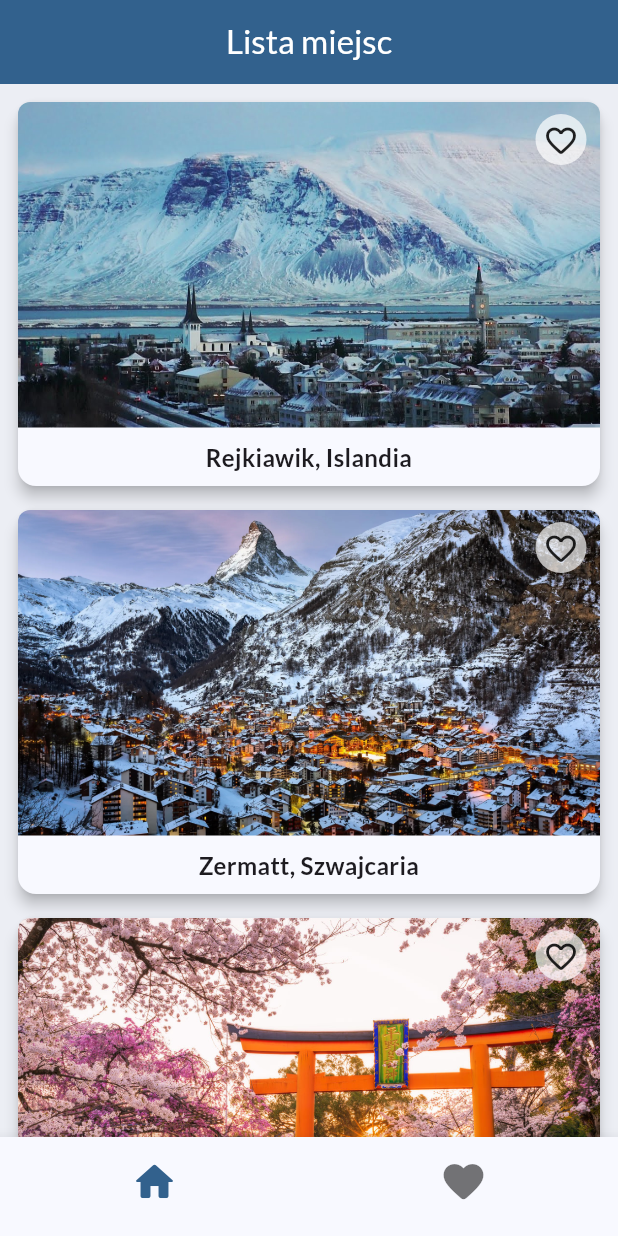
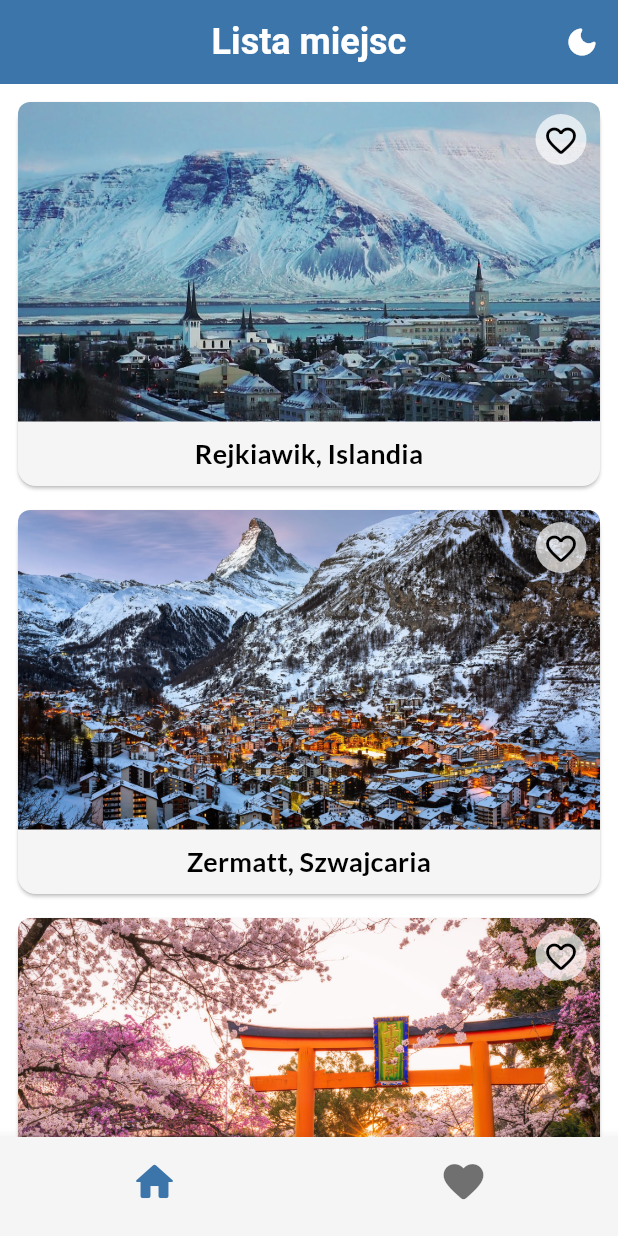
Before and after one commit to feen1e/wakacyjne-wyzwanie-solvro-mobile, a Flutter app: the screen it shows after launch, on a phone screen of 412 x 824 dp. Run offline on Flutter 3.47's test engine with Material 3 defaults, Android fonts, the phone set to English and light mode, and no system bars; our stand-ins replace flutter_hooks, flutter_riverpod, go_router, google_fonts and 2 more; generated files the repository leaves out were written again.

Commit message:
feat: added light/dark mode and shared_preferences

```diff
--- a/where_to_go/lib/app_router.dart
+++ b/where_to_go/lib/app_router.dart
@@ -1,15 +1,15 @@
 import "package:go_router/go_router.dart";
 
-import "details_screen.dart";
-import "favorites_screen.dart";
-import "places_list.dart";
+import "screens/details_screen.dart";
+import "screens/favorites_screen.dart";
+import "screens/home_screen.dart";
 
 final goRouter = GoRouter(
   initialLocation: "/",
   routes: [
     GoRoute(
       path: "/",
-      builder: (context, state) => const PlacesList(),
+      builder: (context, state) => const HomeScreen(),
     ),
     GoRoute(
       path: "${DetailsScreen.route}/:id", // dynamiczny parametr
--- a/where_to_go/lib/features/favorite/favorite_places_provider.dart
+++ b/where_to_go/lib/features/favorite/favorite_places_provider.dart
@@ -1,7 +1,7 @@
 import "package:flutter_riverpod/flutter_riverpod.dart";
 import "package:riverpod_annotation/riverpod_annotation.dart";
 
-import "../../place.dart";
+import "../../models/place.dart";
 import "../places/places_provider.dart";
 
 part "favorite_places_provider.g.dart";
--- a/where_to_go/lib/features/places/place_details_provider.dart
+++ b/where_to_go/lib/features/places/place_details_provider.dart
@@ -1,7 +1,7 @@
 import "package:flutter_riverpod/flutter_riverpod.dart";
 import "package:riverpod_annotation/riverpod_annotation.dart";
 
-import "../../place.dart";
+import "../../models/place.dart";
 import "places_provider.dart";
 
 part "place_details_provider.g.dart";
--- a/where_to_go/lib/features/places/places_provider.dart
+++ b/where_to_go/lib/features/places/places_provider.dart
@@ -2,7 +2,7 @@ import "package:flutter/material.dart";
 import "package:riverpod_annotation/riverpod_annotation.dart";
 
 import "../../gen/assets.gen.dart";
-import "../../place.dart";
+import "../../models/place.dart";
 
 part "places_provider.g.dart";
 
--- a/where_to_go/lib/main.dart
+++ b/where_to_go/lib/main.dart
@@ -1,8 +1,10 @@
 import "package:flutter/material.dart";
 import "package:flutter_riverpod/flutter_riverpod.dart";
-import "package:google_fonts/google_fonts.dart";
 
 import "app_router.dart";
+import "theme/app_theme.dart";
+import "theme/local_theme_repository.dart";
+import "theme/theme_notifier.dart";
 
 void main() {
   runApp(
@@ -12,32 +14,24 @@ void main() {
   );
 }
 
-class MyApp extends StatelessWidget {
+class MyApp extends ConsumerWidget {
   const MyApp({super.key});
 
   @override
-  Widget build(BuildContext context) {
-    final appColorScheme = ColorScheme.fromSeed(
-      seedColor: const Color.fromARGB(255, 100, 180, 255),
-    );
+  Widget build(BuildContext context, WidgetRef ref) {
+    final themeAsync = ref.watch(themeNotifierProvider);
+    final appThemeEnum = themeAsync.valueOrNull ?? AppThemeMode.system;
+    final phoneBrightness = MediaQuery.of(context).platformBrightness;
+
+    final appTheme = switch (appThemeEnum) {
+      AppThemeMode.light => AppTheme().light,
+      AppThemeMode.dark => AppTheme().dark,
+      AppThemeMode.system => phoneBrightness == Brightness.dark ? AppTheme().dark : AppTheme().light,
+    };
 
     return MaterialApp.router(
       title: "Dream Place App",
-      theme: ThemeData(
-        useMaterial3: true,
-        textTheme: GoogleFonts.latoTextTheme(),
-        colorScheme: appColorScheme,
-        scaffoldBackgroundColor: appColorScheme.surfaceContainer,
-        cardTheme: CardThemeData(
-          color: appColorScheme.surfaceBright,
-          elevation: 4,
-        ),
-        appBarTheme: AppBarTheme(
-          backgroundColor: appColorScheme.primary,
-          foregroundColor: appColorScheme.onPrimary,
-          centerTitle: true,
-        ),
-      ),
+      theme: appTheme,
       routerConfig: goRouter,
     );
   }
--- a/where_to_go/lib/place.dart
+++ b/where_to_go/lib/models/place.dart
@@ -1,6 +1,6 @@
 import "package:flutter/material.dart";
 
-import "gen/assets.gen.dart";
+import "../gen/assets.gen.dart";
 
 class Place {
   final String id;
--- a/where_to_go/lib/dream_place_screen.dart
+++ b/where_to_go/lib/screens/dream_place_screen.dart
@@ -1,9 +1,9 @@
 import "package:flutter/material.dart";
 import "package:flutter_hooks/flutter_hooks.dart";
 import "package:flutter_riverpod/flutter_riverpod.dart";
-import "features/favorite/favorite_provider.dart";
+import "../features/favorite/favorite_provider.dart";
 
-import "gen/assets.gen.dart";
+import "../gen/assets.gen.dart";
 
 class DreamPlaceScreenConsumerWidget extends ConsumerWidget {
   const DreamPlaceScreenConsumerWidget({
--- a/where_to_go/lib/places_list.dart
+++ b/where_to_go/lib/screens/home_screen.dart
@@ -2,19 +2,32 @@ import "package:flutter/material.dart";
 import "package:flutter_riverpod/flutter_riverpod.dart";
 import "package:go_router/go_router.dart";
 
+import "../features/places/places_provider.dart";
+import "../theme/local_theme_repository.dart";
+import "../theme/theme_notifier.dart";
 import "details_screen.dart";
-import "features/places/places_provider.dart";
 
-class PlacesList extends ConsumerWidget {
-  const PlacesList({super.key});
+class HomeScreen extends ConsumerWidget {
+  const HomeScreen({super.key});
 
   @override
   Widget build(BuildContext context, WidgetRef ref) {
     final places = ref.watch(placesProvider);
+    final themeNotifier = ref.watch(themeNotifierProvider.notifier);
 
     return Scaffold(
       appBar: AppBar(
         title: const Text("Lista miejsc"),
+        actions: [
+          IconButton(
+            icon: Icon(
+              ref.watch(themeNotifierProvider).value == AppThemeMode.light
+                  ? Icons.dark_mode_rounded
+                  : Icons.light_mode_rounded,
+            ),
+            onPressed: themeNotifier.toggleTheme,
+          ),
+        ],
       ),
       body: GridView.builder(
         padding: const EdgeInsets.all(8),
@@ -53,7 +66,7 @@ class PlacesList extends ConsumerWidget {
                         padding: const EdgeInsets.all(8),
                         child: Text(
                           place.title,
-                          style: const TextStyle(fontSize: 16, fontWeight: FontWeight.bold),
+                            style: Theme.of(context).textTheme.titleMedium,
                           textAlign: TextAlign.center,
                           maxLines: 1,
                           overflow: TextOverflow.ellipsis,
@@ -80,7 +93,7 @@ class PlacesList extends ConsumerWidget {
                           child: Icon(
                             place.isFavorite ? Icons.favorite_rounded : Icons.favorite_border_rounded,
                             key: ValueKey<bool>(place.isFavorite),
-                            color: place.isFavorite ? Colors.redAccent.shade400 : null,
+                            color: place.isFavorite ? Colors.redAccent.shade400 : Colors.black,
                           ),
                         ),
                       ),
--- /dev/null
+++ b/where_to_go/lib/theme/app_theme.dart
@@ -0,0 +1,84 @@
+import "package:flutter/material.dart";
+import "package:google_fonts/google_fonts.dart";
+
+abstract interface class AppThemeData {
+  ThemeData get light => ThemeData.light();
+
+  ThemeData get dark => ThemeData.dark();
+}
+
+class AppTheme implements AppThemeData {
+  @override
+  ThemeData get light => ThemeData(
+        colorScheme: const ColorScheme.light(
+          primary: ColorConsts.primary,
+          surface: ColorConsts.surface,
+        ),
+        scaffoldBackgroundColor: ColorConsts.background,
+        textTheme: GoogleFonts.latoTextTheme(_textTheme),
+        appBarTheme: _appBarTheme,
+        cardTheme: _cardTheme.data,
+        useMaterial3: true,
+      );
+
+  @override
+  ThemeData get dark => ThemeData(
+        colorScheme: ColorScheme.dark(
+          primary: ColorConsts.primary,
+          surface: Colors.grey[850]!,
+          onPrimary: ColorConsts.onPrimary,
+        ),
+        scaffoldBackgroundColor: Colors.grey[900],
+        textTheme: GoogleFonts.latoTextTheme(_textTheme.apply(bodyColor: Colors.white)),
+        appBarTheme: _appBarTheme.copyWith(
+          backgroundColor: Colors.grey[850],
+        ),
+        cardTheme: _cardTheme
+            .copyWith(
+              color: Colors.grey[800],
+            )
+            .data,
+        useMaterial3: true,
+      );
+}
+
+const TextTheme _textTheme = TextTheme(
+  headlineLarge: TextStyle(fontSize: 32, fontWeight: FontWeight.bold),
+  headlineMedium: TextStyle(fontSize: 28, fontWeight: FontWeight.bold),
+  headlineSmall: TextStyle(fontSize: 24, fontWeight: FontWeight.bold),
+  bodyLarge: TextStyle(fontSize: 16),
+  bodyMedium: TextStyle(fontSize: 14),
+  titleLarge: TextStyle(fontSize: 22, fontWeight: FontWeight.bold),
+  titleMedium: TextStyle(fontSize: 18, fontWeight: FontWeight.bold),
+  titleSmall: TextStyle(fontSize: 14, fontWeight: FontWeight.bold),
+);
+
+final AppBarTheme _appBarTheme = AppBarTheme(
+  backgroundColor: ColorConsts.primary,
+  foregroundColor: ColorConsts.onPrimary,
+  elevation: 2,
+  centerTitle: true,
+  titleTextStyle: _textTheme.headlineSmall?.copyWith(color: ColorConsts.onPrimary),
+);
+
+final CardTheme _cardTheme = CardTheme(
+  color: ColorConsts.surface,
+  elevation: 2,
+  shape: RoundedRectangleBorder(
+    borderRadius: BorderRadius.circular(12),
+  ),
+  margin: const EdgeInsets.all(8),
+);
+
+extension AppThemeX on BuildContext {
+  ColorScheme get colorScheme => Theme.of(this).colorScheme;
+  TextTheme get textTheme => Theme.of(this).textTheme;
+}
+
+class ColorConsts {
+  static const Color primary = Color.fromARGB(255, 60, 117, 170);
+  static const Color surface = Color(0xFFF5F5F5);
+  static const Color background = Color(0xFFFFFFFF);
+  static const Color onPrimary = Colors.white;
+  static const Color onSecondary = Colors.black;
+}
--- /dev/null
+++ b/where_to_go/lib/theme/local_theme_repository.dart
@@ -0,0 +1,44 @@
+import "package:flutter_riverpod/flutter_riverpod.dart";
+import "package:shared_preferences/shared_preferences.dart";
+
+import "../shared_preferences_provider.dart";
+
+
+abstract class ThemeRepository {
+  Future<AppThemeMode> loadTheme();
+  Future<void> saveTheme(AppThemeMode theme);
+}
+
+class LocalThemeRepository implements ThemeRepository {
+  final SharedPreferences prefs;
+  LocalThemeRepository(this.prefs);
+
+  @override
+  Future<AppThemeMode> loadTheme() async {
+    final themeName = prefs.getString(themeKey) ?? AppThemeMode.light.name;
+    return AppThemeMode.fromString(themeName);
+  }
+
+  @override
+  Future<void> saveTheme(AppThemeMode theme) async {
+    await prefs.setString(themeKey, theme.name);
+  }
+}
+
+const themeKey = "app_theme";
+
+enum AppThemeMode {
+  light,
+  dark,
+  system;
+
+  factory AppThemeMode.fromString(String value) => AppThemeMode.values.firstWhere(
+    (e) => e.name == value,
+    orElse: () => AppThemeMode.system,
+  );
+}
+
+final themeRepositoryProvider = FutureProvider<ThemeRepository>((ref) async {
+  final prefs = await ref.read(sharedPreferencesProvider.future);
+  return LocalThemeRepository(prefs);
+});
--- a/where_to_go/pubspec.yaml
+++ b/where_to_go/pubspec.yaml
@@ -41,6 +41,7 @@ dependencies:
   google_fonts: ^4.0.3
   riverpod_annotation: ^2.6.1
   go_router: ^16.2.0
+  shared_preferences: ^2.5.3
 
 dev_dependencies:
   flutter_test:
```
Also changed, not shown: where_to_go/lib/screens/details_screen.dart (renamed from where_to_go/lib/details_screen.dart, +5 -8 lines), where_to_go/lib/screens/favorites_screen.dart (renamed from where_to_go/lib/favorites_screen.dart, +4 -4 lines), where_to_go/lib/shared_preferences_provider.dart (added, +9 -0 lines), where_to_go/lib/theme/theme_notifier.dart (added, +22 -0 lines), where_to_go/pubspec.lock, 1 other file.
